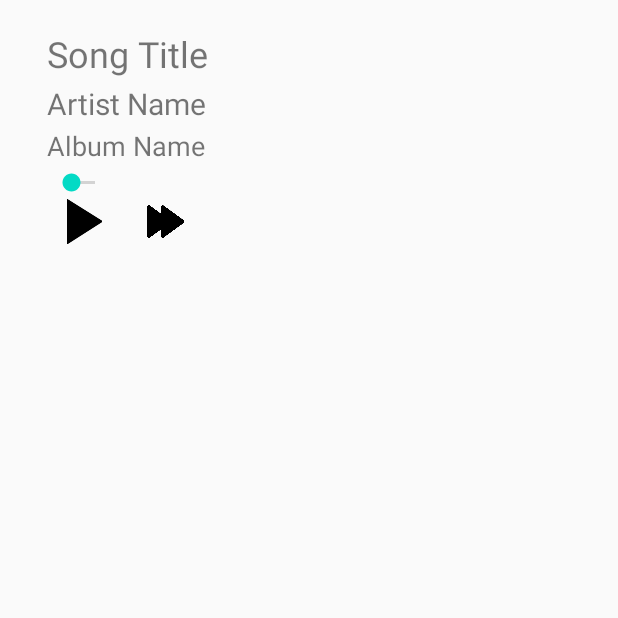
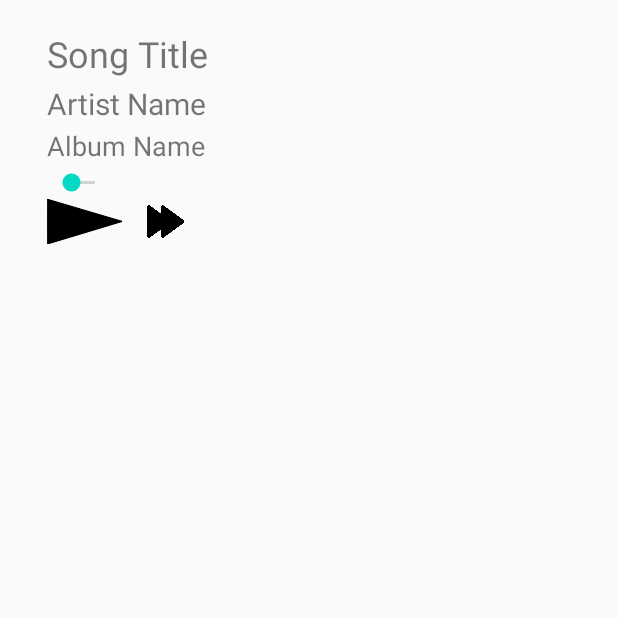
Before and after one commit to humboldt-cs/cs480-queue-rhythm, an Android app: the QueueActivity screen opened directly, with no data from a screen before it, on a phone screen of 412 x 824 dp, the top half of it. Run offline under Robolectric (Android 15) with nearby library versions, the phone set to English and light mode, and no system bars; libraries missing offline, so code that uses them is left out: com.spotify.android, com.spotify.protocol, com.spotify.sdk; 2 statements that could not run were skipped.

Commit message:
Fixed bug issue & fixed skip,play,pause
#10 Fixed in previous commit

#3 Partially complete. Able to play, pause and skip.

```diff
--- a/app/src/main/res/layout/activity_media.xml
+++ b/app/src/main/res/layout/activity_media.xml
@@ -23,8 +23,7 @@
         android:layout_below="@+id/sbSeeking"
         android:layout_marginStart="13dp"
         android:layout_marginTop="2dp"
-        android:layout_toEndOf="@+id/ivAlbum"
-        app:srcCompat="@drawable/icon_play" />
+        android:layout_toEndOf="@+id/ivAlbum" />
 
     <ImageView
         android:id="@+id/ivPause"
```
Also changed, not shown: app/src/main/java/com/example/qr/QueueActivity.java (+14 -16 lines), app/src/main/res/drawable/icon_pause.png (added).
